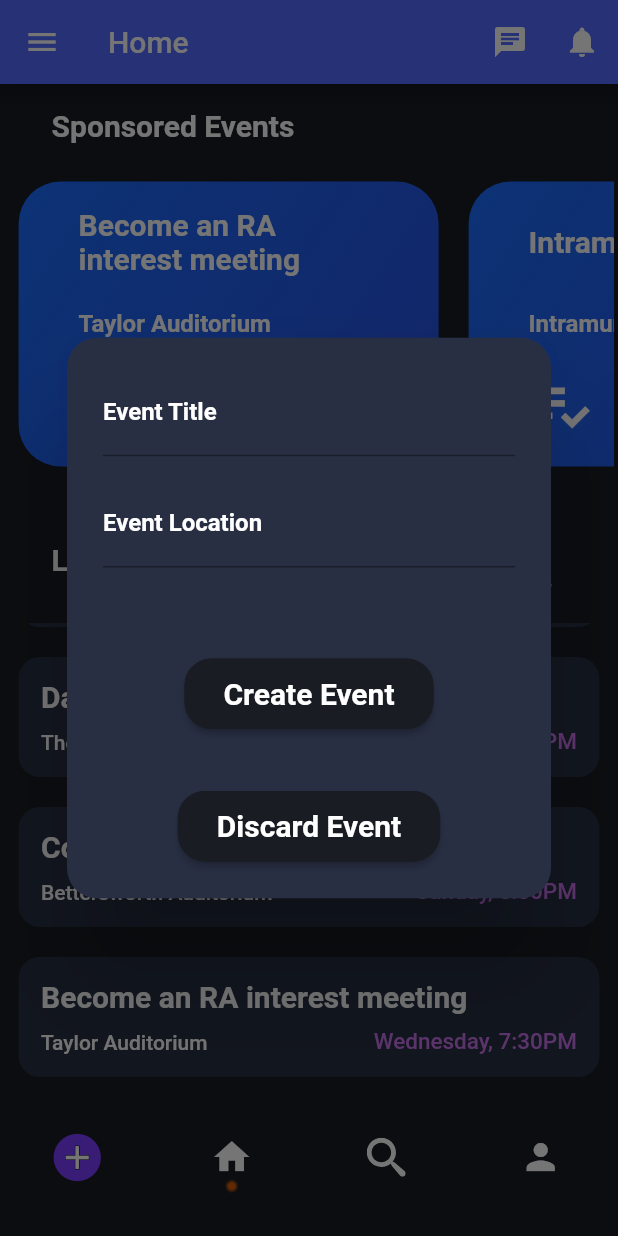
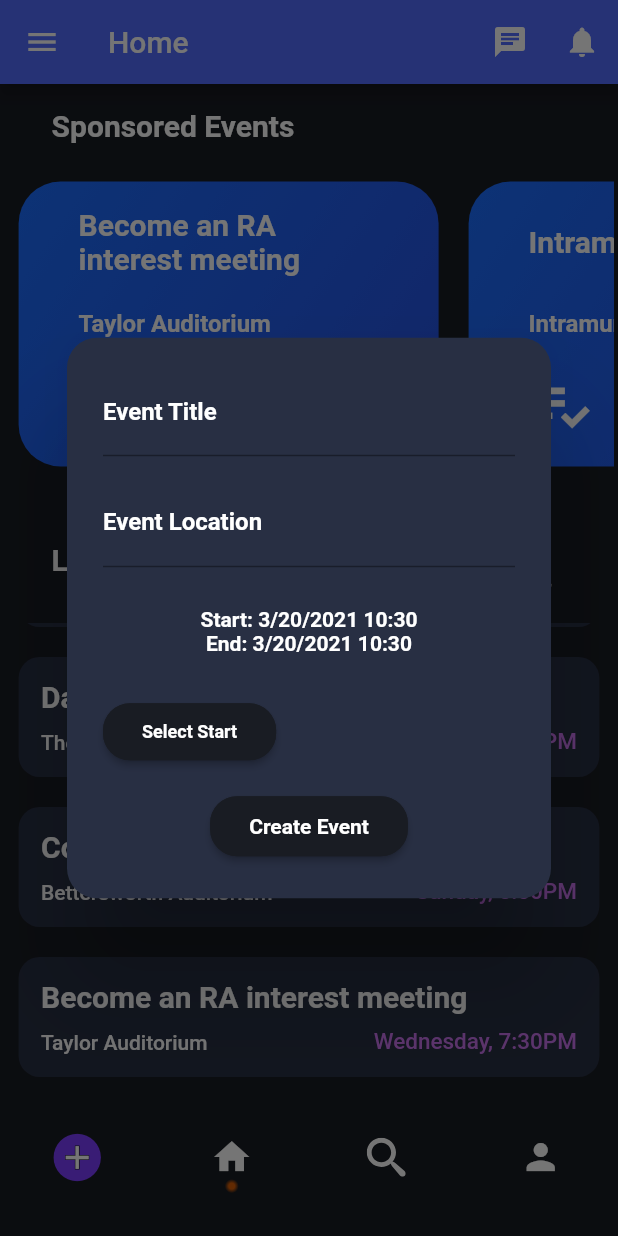
Before and after one commit to Senior-Project-CSE-3213/sp_flutter_app, a Flutter app: the screen it shows once a user with an empty profile is signed in, scrolled down 87 dp, after a tap on the "add circle" icon, on a phone screen of 412 x 824 dp. Run offline on Flutter 3.47's test engine with Material 2 defaults, Android fonts, the phone set to English and light mode, and no system bars; our stand-ins replace cloud_firestore, firebase_auth, firebase_core, flutter_spinkit, flutter_svg, google_maps_flutter and 1 more; missing offline and left inert: dart:ffi, filter_list; accounts and stored records are empty.

Commit message:
Create event UI work, date and time picker with dark mode

```diff
--- a/lib/views/EventList/event_list_view.dart
+++ b/lib/views/EventList/event_list_view.dart
@@ -26,12 +26,17 @@ class _EventListViewState extends State<EventListView> {
   List<String> selectedCountList = [];
 
   // ignore: missing_return
-  Future<List<String>> _createEventPopup(BuildContext context) {
+  Future<List<String>> _createEventPopup(BuildContext context) async {
     //we should replace fields and buttons with Justin's widgets
     TextEditingController titleField = new TextEditingController();
     TextEditingController locationField = new TextEditingController();
 
     showDialog(context: context, builder: (BuildContext context) {
+      DateTime pickedStartDate = DateTime.now();
+      TimeOfDay pickedStartTime = TimeOfDay.now();
+      DateTime pickedEndDate = DateTime.now();
+      TimeOfDay pickedEndTime = TimeOfDay.now();
+
       return CustomAlertDialog(
         content: Container (
           width: MediaQuery.of(context).size.width / 1.5,
@@ -40,6 +45,8 @@ class _EventListViewState extends State<EventListView> {
           child: Column(
             mainAxisAlignment: MainAxisAlignment.spaceBetween,
             children: [
+              //todo put close x button in right corner
+
               TextField(
                 controller: titleField,
                 decoration: new InputDecoration(
@@ -75,7 +82,102 @@ class _EventListViewState extends State<EventListView> {
 
               //event time label
               //event date range picker
-              SizedBox(height: 30,),
+
+              ListTile(
+                title: Text(
+                  //tod this needs to update
+                    "Start: ${pickedStartDate.month}/${pickedStartDate.day}/${pickedStartDate.year} ${pickedStartTime.hour}:${pickedStartTime.minute}"
+                    + "\nEnd: ${pickedEndDate.month}/${pickedEndDate.day}/${pickedEndDate.year} ${pickedEndTime.hour}:${pickedEndTime.minute}",
+                    textAlign: TextAlign.center,
+                    style: TextStyle(
+                      fontSize: 14.0,
+                      color:  Colors.white,
+                      fontWeight: FontWeight.bold,
+                    ),
+                  ),
+              ),
+
+              Row (
+                children:[
+                  //todo sort out this and then copy for end date
+                  // then just format and style the UI more
+                  ElevatedButton(
+                      child: Padding(
+                        padding: EdgeInsets.fromLTRB(10,12,10,12),
+                        child: Text(
+                          "Select Start",
+                          textAlign: TextAlign.center,
+                          style: TextStyle(
+                            fontSize: 12.0,
+                            color:  Colors.white,
+                            fontWeight: FontWeight.bold,
+                          ),
+                        ),
+                      ),
+                      style: ButtonStyle(
+                      shape: MaterialStateProperty.all<RoundedRectangleBorder>(
+                        RoundedRectangleBorder(
+                          borderRadius: BorderRadius.circular(18.0),
+                          side: BorderSide(color: Color.fromRGBO(25, 28, 35, 1),)
+                        )
+                      ),
+                      backgroundColor: MaterialStateProperty.resolveWith<Color>(
+                        // ignore: missing_return
+                        (Set<MaterialState> states) {
+                          return Color.fromRGBO(25, 28, 35, 1); // Use the component's default.
+                        },
+                      ),
+                    ),
+                    onPressed: () async {
+                      DateTime date = await showDatePicker (
+                        context: context,
+                        firstDate: DateTime(2000),
+                        lastDate: DateTime(2025),
+                        initialDate: pickedStartDate,
+                        initialEntryMode: DatePickerEntryMode.input,
+                        helpText: "Select start date",
+                        cancelText: "Cancel",
+                        confirmText: "OK",
+                        fieldLabelText: "Event start date",
+                        fieldHintText: "Month/Date/Year",
+                        errorFormatText: "That's not a valid date :/",
+                        builder: (context, child) {
+                          return Theme(
+                            data: ThemeData.dark(), // This will change to light theme.
+                            child: child,
+                          );
+                        },
+                      );
+
+                      if (date != null) {
+                        setState() {
+                          pickedStartDate = date;
+                        }
+                      }
+
+                      TimeOfDay time = await showTimePicker(
+                        context: context,
+                        initialTime: pickedStartTime,
+                        helpText: "Select start date",
+                        cancelText: "Cancel",
+                        confirmText: "OK",
+                        builder: (context, child) {
+                          return Theme(
+                            data: ThemeData.dark(), // This will change to light theme.
+                            child: child,
+                          );
+                        },
+                      );
+
+                      if (time != null) {
+                        setState() {
+                          pickedStartTime = time;
+                        }
+                      }
+                    },
+                  ),
+                ],
+              ),
 
               ElevatedButton(
                 child: Padding(
@@ -84,7 +186,7 @@ class _EventListViewState extends State<EventListView> {
                     "Create Event",
                     textAlign: TextAlign.center,
                     style: TextStyle(
-                      fontSize: 20.0,
+                      fontSize: 14.0,
                       color:  Colors.white,
                       fontWeight: FontWeight.bold,
                     ),
@@ -107,41 +209,6 @@ class _EventListViewState extends State<EventListView> {
               onPressed: () {
                 //todo add the date to this list
                 Navigator.of(context).pop([titleField.text.toString(), locationField.text.toString(),]);
-              },
-            ),
-
-              SizedBox(height: 10,),
-
-              ElevatedButton(
-                child: Padding(
-                  padding: EdgeInsets.fromLTRB(10,12,10,12),
-                  child: Text(
-                    "Discard Event",
-                    textAlign: TextAlign.center,
-                    style: TextStyle(
-                      fontSize: 20.0,
-                      color:  Colors.white,
-                      fontWeight: FontWeight.bold,
-                    ),
-                  ),
-                ),
-                style: ButtonStyle(
-                shape: MaterialStateProperty.all<RoundedRectangleBorder>(
-                  RoundedRectangleBorder(
-                    borderRadius: BorderRadius.circular(18.0),
-                    side: BorderSide(color: Color.fromRGBO(25, 28, 35, 1),)
-                  )
-                ),
-                backgroundColor: MaterialStateProperty.resolveWith<Color>(
-                  // ignore: missing_return
-                  (Set<MaterialState> states) {
-                    return Color.fromRGBO(25, 28, 35, 1); // Use the component's default.
-                  },
-                ),
-              ),
-              onPressed: () {
-                //todo add the date to this list
-                Navigator.of(context).pop([null]);
               },
             ),
           ]),
```
